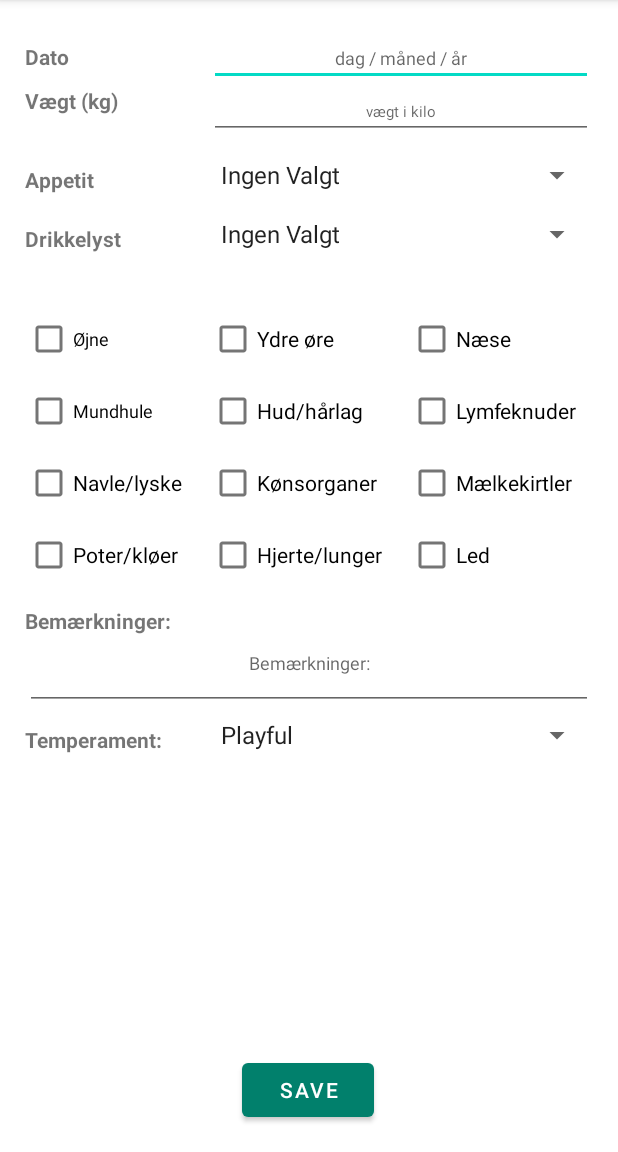
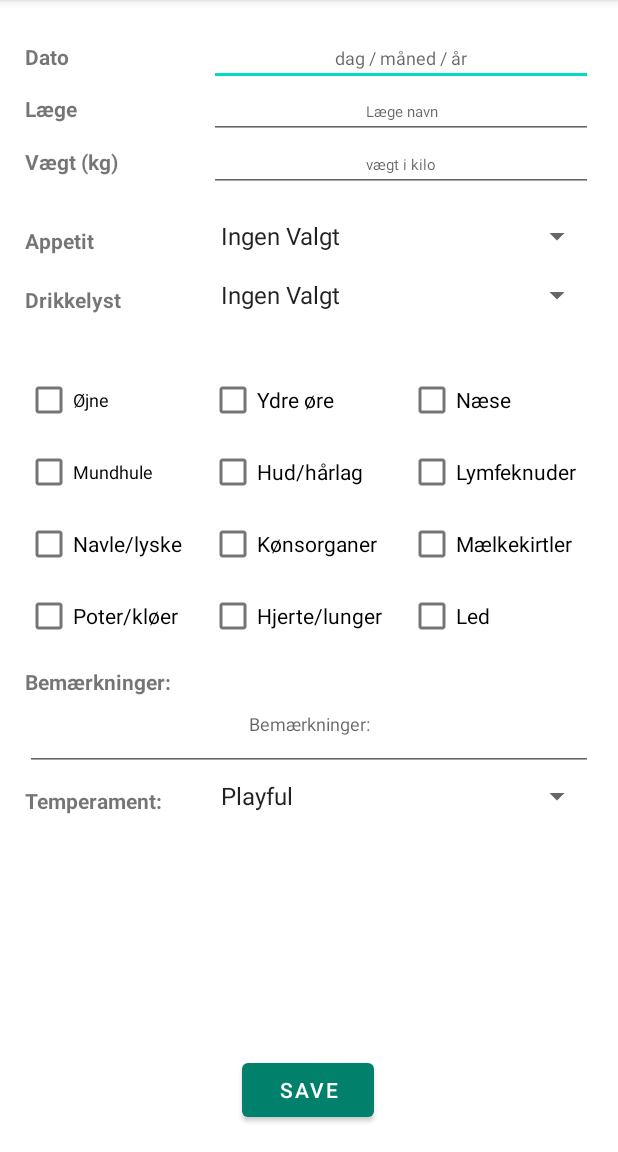
Before and after one commit to marker99/Mit-Dyrs-Sundhed, an Android app: the fragment AddHealthInspectionFragment shown on its own in the app's theme, after a tap on "SAVE", on a phone screen of 412 x 824 dp, the part 84-1236 px from its top. Run offline under Robolectric (Android 15) with nearby library versions, the phone set to English and light mode, and no system bars; our stand-ins replace Room's generated code; 1 statement that could not run was skipped.

Commit message:
Added doctor to HealthInspection

```diff
--- a/app/src/main/java/com/github/marker99/persistence/health_inspection/HealthInspection.java
+++ b/app/src/main/java/com/github/marker99/persistence/health_inspection/HealthInspection.java
@@ -15,11 +15,39 @@ public class HealthInspection implements Serializable {
     private int id;
     private String inspectionDate; //Date objects i stedet?
     private double weight;
-    private String drinkingHabits, appetite;
+    private String doctor, drinkingHabits, appetite;
     private String remarks, temper;
     private boolean eyes, outerEar, nose, oralCavity, navelGroin, skin_hairLayer,
             lymphNodes, pawClaws, heartLungs, sexualOrgans, milkLumps,
             joint;
+
+    public HealthInspection(@NonNull String inspectionDate, String doctor, double weight, String drinkingHabits, String appetite,
+                            boolean eyes, boolean outerEar, boolean nose,
+                            boolean oralCavity, boolean navelGroin,
+                            boolean skin_hairLayer, boolean lymphNodes, boolean pawClaws,
+                            boolean heartLungs, boolean sexualOrgans, boolean milkLumps,
+                            boolean joint, String remarks, String temper
+    ) {
+        this.inspectionDate = inspectionDate;
+        this.doctor = doctor;
+        this.weight = weight;
+        this.drinkingHabits = drinkingHabits;
+        this.appetite = appetite;
+        this.remarks = remarks;
+        this.temper = temper;
+        this.eyes = eyes;
+        this.outerEar = outerEar;
+        this.nose = nose;
+        this.oralCavity = oralCavity;
+        this.navelGroin = navelGroin;
+        this.skin_hairLayer = skin_hairLayer;
+        this.lymphNodes = lymphNodes;
+        this.pawClaws = pawClaws;
+        this.heartLungs = heartLungs;
+        this.sexualOrgans = sexualOrgans;
+        this.milkLumps = milkLumps;
+        this.joint = joint;
+    }
 
     public void setWeight(double weight) {
         this.weight = weight;
@@ -41,31 +69,12 @@ public class HealthInspection implements Serializable {
         this.joint = joint;
     }
 
-    public HealthInspection(@NonNull String inspectionDate, double weight, String drinkingHabits, String appetite,
-                            boolean eyes, boolean outerEar, boolean nose,
-                            boolean oralCavity, boolean navelGroin,
-                            boolean skin_hairLayer, boolean lymphNodes, boolean pawClaws,
-                            boolean heartLungs, boolean sexualOrgans, boolean milkLumps,
-                            boolean joint, String remarks, String temper
-    ) {
-        this.inspectionDate = inspectionDate;
-        this.weight = weight;
-        this.drinkingHabits = drinkingHabits;
-        this.appetite = appetite;
-        this.remarks = remarks;
-        this.temper = temper;
-        this.eyes = eyes;
-        this.outerEar = outerEar;
-        this.nose = nose;
-        this.oralCavity = oralCavity;
-        this.navelGroin = navelGroin;
-        this.skin_hairLayer = skin_hairLayer;
-        this.lymphNodes = lymphNodes;
-        this.pawClaws = pawClaws;
-        this.heartLungs = heartLungs;
-        this.sexualOrgans = sexualOrgans;
-        this.milkLumps = milkLumps;
-        this.joint = joint;
+    public String getDoctor() {
+        return doctor;
+    }
+
+    public void setDoctor(String doctor) {
+        this.doctor = doctor;
     }
 
     public int getId() {
--- a/app/src/main/java/com/github/marker99/ui/health_inspection/SpecificHealthInspection.java
+++ b/app/src/main/java/com/github/marker99/ui/health_inspection/SpecificHealthInspection.java
@@ -22,7 +22,7 @@ import com.github.marker99.persistence.health_inspection.HealthInspection;
 
 public class SpecificHealthInspection extends Fragment {
 
-    private TextView input_date, weight, appetite, drinkingHabit, temper, remarks;
+    private TextView input_date, doctor, weight, appetite, drinkingHabit, temper, remarks;
     private CheckBox eyes, outerEar, nose, oralCavity, navelGroin,
             skin_hairLayer, lymphNodes, pawClaws, heartLungs, sexualOrgans,
             milkLumps, joint;
@@ -59,6 +59,7 @@ public class SpecificHealthInspection extends Fragment {
 
     public void bindings() {
         input_date = binding.textViewInspectionDateData;
+        doctor = binding.textViewDoctorData;
         weight = binding.textViewWeightData;
         appetite = binding.textviewAppetiteData;
         drinkingHabit = binding.textViewDrinkingHabitsData;
@@ -81,6 +82,7 @@ public class SpecificHealthInspection extends Fragment {
 
     public void populate(HealthInspection healthInspection) {
         input_date.setText(healthInspection.getInspectionDate());
+        doctor.setText(healthInspection.getDoctor());
         weight.setText(String.valueOf(healthInspection.getWeight()));
         appetite.setText(healthInspection.getAppetite());
         drinkingHabit.setText(healthInspection.getDrinkingHabits());
--- a/app/src/main/java/com/github/marker99/ui/health_inspection/new_inspection/AddHealthInspectionFragment.java
+++ b/app/src/main/java/com/github/marker99/ui/health_inspection/new_inspection/AddHealthInspectionFragment.java
@@ -32,7 +32,7 @@ public class AddHealthInspectionFragment extends Fragment {
     private FragmentAddHealthInspectionBinding binding;
 
     private Button addButton, datePicker;
-    private EditText input_date, weight;
+    private EditText input_date, weight, doctor;
     private Spinner appetite, drinkingHabit, temper;
     private CheckBox eyes, outerEar, nose, oralCavity, navelGroin,
             skin_hairLayer, lymphNodes, pawClaws, heartLungs, sexualOrgans,
@@ -111,6 +111,7 @@ public class AddHealthInspectionFragment extends Fragment {
         }
         HealthInspection newInspection = new HealthInspection(
                 input_date.getText().toString(),
+                doctor.getText().toString(),
                 weightD,
                 drinkingHabit.getSelectedItem().toString(),
                 appetite.getSelectedItem().toString(),
@@ -142,6 +143,7 @@ public class AddHealthInspectionFragment extends Fragment {
 
         addButton = binding.addHealthInspection;
         input_date = binding.editTextInspectionDate;
+        doctor = binding.editTextDoctor;
         weight = binding.editTextWeight;
 
         appetite = binding.spinnerAppetite;
--- a/app/src/main/res/layout/fragment_add_health_inspection.xml
+++ b/app/src/main/res/layout/fragment_add_health_inspection.xml
@@ -49,13 +49,33 @@
         app:layout_constraintStart_toStartOf="@+id/guideline5" />
 
     <TextView
+        android:id="@+id/textView_doctor"
+        android:layout_width="wrap_content"
+        android:layout_height="wrap_content"
+        android:text="Læge"
+        android:textStyle="bold"
+        app:layout_constraintBaseline_toBaselineOf="@+id/editText_doctor"
+        app:layout_constraintStart_toStartOf="@+id/guideline5" />
+
+    <EditText
+        android:id="@+id/editText_doctor"
+        android:layout_width="0dp"
+        android:layout_height="35dp"
+        android:gravity="center_horizontal"
+        android:hint="Læge navn"
+        android:textSize="10sp"
+        app:layout_constraintEnd_toStartOf="@+id/guideline4"
+        app:layout_constraintStart_toStartOf="@+id/editText_inspectionDate"
+        app:layout_constraintTop_toBottomOf="@+id/editText_inspectionDate" />
+
+    <TextView
         android:id="@+id/textView_weight"
         android:layout_width="wrap_content"
         android:layout_height="wrap_content"
         android:text="Vægt (kg)"
         android:textStyle="bold"
-        app:layout_constraintStart_toStartOf="@+id/guideline5"
-        app:layout_constraintTop_toBottomOf="@+id/editText_inspectionDate" />
+        app:layout_constraintBaseline_toBaselineOf="@+id/editText_weight"
+        app:layout_constraintStart_toStartOf="@+id/guideline5" />
 
     <EditText
         android:id="@+id/editText_weight"
@@ -67,7 +87,7 @@
         android:textSize="10sp"
         app:layout_constraintEnd_toStartOf="@+id/guideline4"
         app:layout_constraintStart_toStartOf="@+id/editText_inspectionDate"
-        app:layout_constraintTop_toTopOf="@+id/textView_weight" />
+        app:layout_constraintTop_toBottomOf="@+id/editText_doctor" />
 
     <TextView
         android:id="@+id/textview_appetite"
```
Also changed, not shown: app/src/main/res/layout/fragment_health_inspection.xml (+22 -1 lines).
